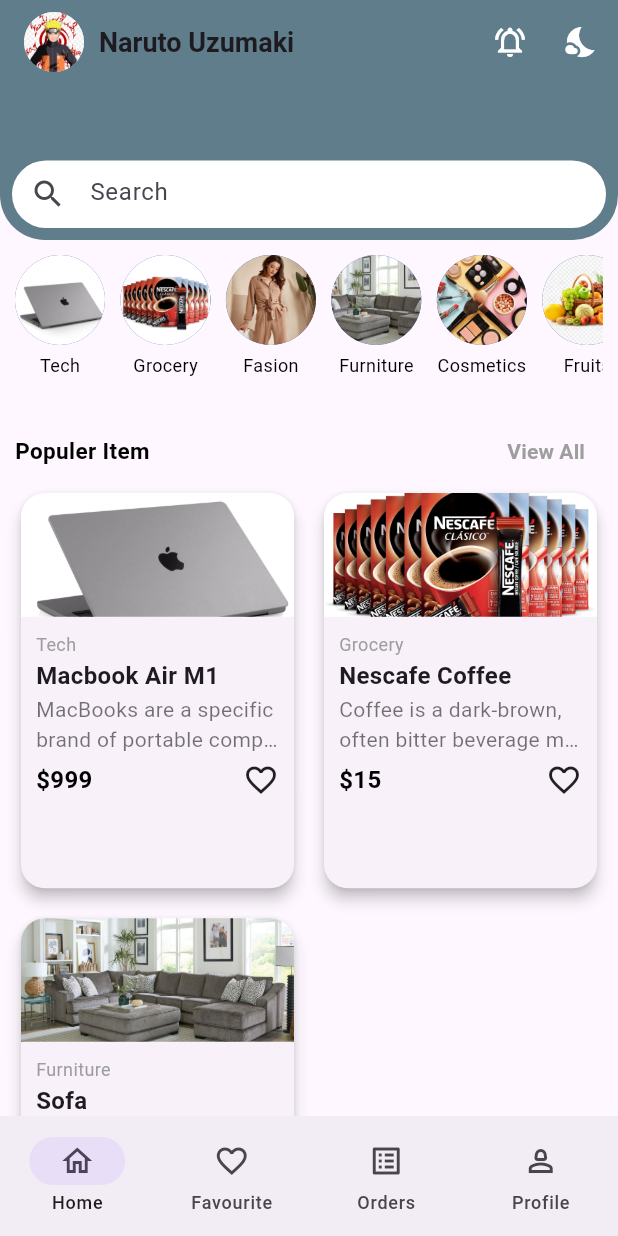
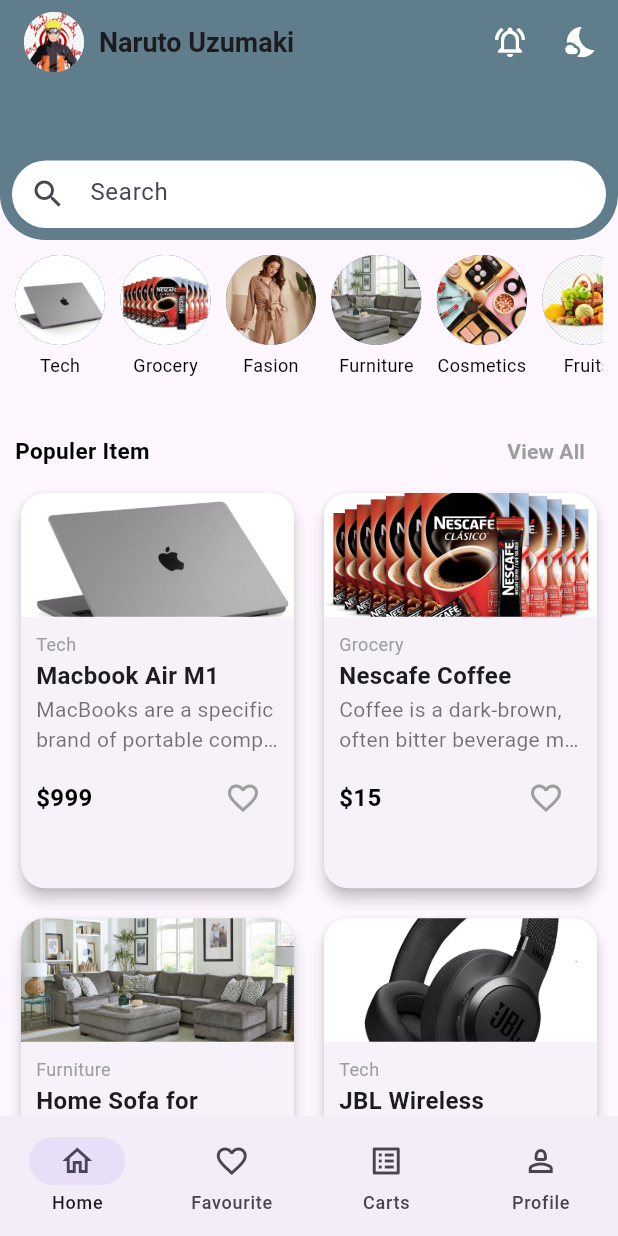
Before and after one commit to Sakib1286/E-commerce-App, a Flutter app: the screen it shows after launch, on a phone screen of 412 x 824 dp. Run offline on Flutter 3.47's test engine with Material 3 defaults, Android fonts, the phone set to English and light mode, and no system bars; our stand-ins replace flutter_bloc.

```diff
--- a/lib/Navigation_manu.dart
+++ b/lib/Navigation_manu.dart
@@ -1,5 +1,6 @@
 import 'package:flutter/material.dart';
 import 'package:flutter_bloc/flutter_bloc.dart';
+import 'package:quick_shopping/Presentation/Pages/App_Views/FavouritePage.dart';
 import 'package:quick_shopping/Presentation/Pages/App_Views/HomePage.dart';
 
 
@@ -9,7 +10,7 @@ class NavigationMenu extends StatelessWidget {
 
   final List<Widget> screens = const [
     Homepage(),
-      ColoredBox(color: Colors.purple),
+      FavouritePage(),
   ColoredBox(color: Colors.orange),
   ColoredBox(color: Colors.blue),
   ];
@@ -34,7 +35,7 @@ class NavigationMenu extends StatelessWidget {
                 NavigationDestination(
                     icon: Icon(Icons.favorite_border_outlined), label: 'Favourite'),
                 NavigationDestination(
-                    icon: Icon(Icons.list_alt_outlined), label: 'Orders'),
+                    icon: Icon(Icons.list_alt_outlined), label: 'Carts'),
                 NavigationDestination(
                     icon: Icon(Icons.person_2_outlined), label: 'Profile'),
               ],
--- a/lib/Presentation/CustomWidgets/Product_card.dart
+++ b/lib/Presentation/CustomWidgets/Product_card.dart
@@ -1,27 +1,26 @@
 import 'package:flutter/material.dart';
+import 'package:flutter_bloc/flutter_bloc.dart';
+import 'package:quick_shopping/Bloc/FavouriteCubit.dart';
+
+import '../../data/dart/Model.dart';
 
 class ProductCard extends StatelessWidget {
-  final String name;
-  final String category;
-  final String image;
-  final String description;
-  final String price;
 
-  const ProductCard({
-    super.key,
-    required this.name,
-    required this.category,
-    required this.image,
-    required this.description,
-    required this.price,
-  });
-
+  final Product product_;   // ✅ accept whole product model
+  final VoidCallback onTab;
+  const ProductCard({super.key, required this.product_, required this.onTab});
   @override
   Widget build(BuildContext context) {
     double ScreenHeight = MediaQuery.of(context).size.height;
     double ScreenWidth = MediaQuery.of(context).size.width;
-    return Card(
+
+    return GestureDetector(
+
+      onTap: onTab,
+      child: Card(
+
         elevation: 4,
+
         shape: RoundedRectangleBorder(borderRadius: BorderRadius.circular(16)),
         child: Column(
           crossAxisAlignment: CrossAxisAlignment.start,
@@ -30,7 +29,7 @@ class ProductCard extends StatelessWidget {
             ClipRRect(
               borderRadius: const BorderRadius.vertical(top: Radius.circular(16)),
               child: Image.asset(
-              image,
+                product_.image,
                 height: ScreenHeight*0.1,
                 width: double.infinity,
                 fit: BoxFit.cover,
@@ -42,9 +41,12 @@ class ProductCard extends StatelessWidget {
               child: Column(
                 crossAxisAlignment: CrossAxisAlignment.start,
                 children: [
+
+
+
                   // Category
                   Text(
-                  category,
+                    product_.category,
                     style: const TextStyle(
                       fontSize: 12,
                       color: Colors.grey,
@@ -55,7 +57,7 @@ class ProductCard extends StatelessWidget {
 
                   // Name
                   Text(
-                  name,
+                    product_.name,
                     style: const TextStyle(
                       fontSize: 16,
                       fontWeight: FontWeight.bold,
@@ -66,7 +68,7 @@ class ProductCard extends StatelessWidget {
 
                   // Description
                   Text(
-                  description,
+                    product_.description,
                     maxLines: 2,
                     overflow: TextOverflow.ellipsis,
                     style: const TextStyle(fontSize: 14, color: Colors.black54),
@@ -79,7 +81,7 @@ class ProductCard extends StatelessWidget {
                     mainAxisAlignment: MainAxisAlignment.spaceBetween,
                     children: [
                       Text(
-                      "\$$price",
+                        "\$${product_.price}",
                         style: const TextStyle(
                           fontSize: 16,
                           fontWeight: FontWeight.bold,
@@ -87,7 +89,37 @@ class ProductCard extends StatelessWidget {
                         ),
                       ),
 
-                    Icon(Icons.favorite_border_outlined)
+
+
+                      BlocBuilder<FavouriteCubit, List<Product>>(
+
+                          builder: (context,favourite){
+                            final isFav= favourite.contains(product_);
+
+                            return IconButton( icon: Icon(
+                            isFav
+                            ? Icons.favorite
+                                : Icons.favorite_border_outlined,
+                              color: isFav ? Colors.red : Colors.grey,
+                            ),
+                              onPressed: () {
+                                context
+                                    .read<FavouriteCubit>()
+                                    .toggleFavourite(product_);
+
+                                ScaffoldMessenger.of(context).showSnackBar(
+                                  SnackBar(
+                                    content: Text(isFav
+                                        ? "Removed from favourites"
+                                        : "Added to favourites successfully"),
+                                    duration: const Duration(seconds: 1),
+                                  ),
+                                );
+                              },
+                            );
+
+                          }
+                      )
                     ],
                   ),
 
@@ -96,6 +128,7 @@ class ProductCard extends StatelessWidget {
             ),
           ],
         ),
+      ),
     );
   }
 }
--- a/lib/Presentation/Pages/App_Views/HomePage.dart
+++ b/lib/Presentation/Pages/App_Views/HomePage.dart
@@ -1,4 +1,5 @@
 import 'package:flutter/material.dart';
+import 'package:quick_shopping/Presentation/Pages/App_Views/DetailsPage.dart';
 
 import '../../../data/dart/product_list.dart';
 import '../../CustomWidgets/CustomTextField.dart';
@@ -6,12 +7,14 @@ import '../../CustomWidgets/Custom_Cir_Container.dart';
 import '../../CustomWidgets/Product_card.dart';
 
 class Homepage extends StatelessWidget {
+
   const Homepage({super.key});
 
   @override
   Widget build(BuildContext context) {
     double ScreenHeight = MediaQuery.of(context).size.height;
     double ScreenWidth = MediaQuery.of(context).size.width;
+
     return Scaffold(
       appBar: PreferredSize(
         preferredSize: const Size.fromHeight(160),
@@ -110,13 +113,14 @@ class Homepage extends StatelessWidget {
                     ),
                     itemBuilder: (context, index) {
                       final product = products[index];
-                      return ProductCard(
-                        name: product.name,
-                        category: product.category,
-                        image: product.image,
-                        description: product.description,
-                        price: product.price,
-                      );
+                      return ProductCard(product_: products[index], onTab:  () {
+                        Navigator.push(
+                          context,
+                          MaterialPageRoute(
+                            builder: (context) => Detailspage(product: products[index]),
+                          ),
+                        );
+                      },);
                     },
                   ),
                 ],
--- /dev/null
+++ b/lib/data/dart/Model.dart
@@ -0,0 +1,18 @@
+// product.dart
+class Product {
+  final String name;
+  final String category;
+  final String image;
+  final String description;
+  final String details;
+  final String price;
+
+  Product({
+    required this.name,
+    required this.category,
+    required this.image,
+    required this.description,
+    required this.details,
+    required this.price,
+  });
+}
--- a/lib/data/dart/product_list.dart
+++ b/lib/data/dart/product_list.dart
@@ -1,25 +1,44 @@
-import '../../Presentation/CustomWidgets/Product_card.dart';
-
-final List<ProductCard> products = [
-  ProductCard(
+import 'Model.dart';
+final List<Product> products = [
+  Product(
     name: "Macbook Air M1",
     category: "Tech",
-    image:'assets/images/mac.jpg' ,
+    image: 'assets/images/mac.jpg',
     description: "MacBooks are a specific brand of portable computer",
+    details: "Lorem ipsum dolor sit amet,consectetur adipiscing elit, sed do eiusmod tempor incididunt ut labore et dolore magna aliqua. Ut enim ad minim veniam, quis nostrud exercitation ullamco laboris nisi ut aliquip ex ea commodo consequat.",
     price: "999",
   ),
-  ProductCard(
+  Product(
     name: "Nescafe Coffee",
     category: "Grocery",
-    image:'assets/images/coffee.jpg' ,
-    description: "Coffee is a dark-brown, often bitter beverage made by brewing roasted and ground beans from the tropical coffee plant",
+    image: 'assets/images/coffee.jpg',
+    description:
+    "Coffee is a dark-brown, often bitter beverage made by brewing roasted and ground beans",
+    details: "Lorem ipsum dolor sit amet,consectetur adipiscing elit, sed do eiusmod tempor incididunt ut labore et dolore magna aliqua. Ut enim ad minim veniam, quis nostrud exercitation ullamco laboris nisi ut aliquip ex ea commodo consequat.",
     price: "15",
   ),
-  ProductCard(
-    name: "Sofa",
+  Product(
+    name: "Home Sofa for Decoration",
     category: "Furniture",
-    image:'assets/images/furniture.jpg' ,
+    image: 'assets/images/furniture.jpg',
     description: "Soft Wood",
+    details: "Lorem ipsum dolor sit amet, consectetur adipiscing elit, sed do eiusmod tempor incididunt ut labore et dolore magna aliqua. Ut enim ad minim veniam, quis nostrud exercitation ullamco laboris nisi ut aliquip ex ea commodo consequat.",
     price: "200",
   ),
+  Product(
+    name: "JBL Wireless Headphone",
+    category: "Tech",
+    image: 'assets/images/jbl.jpg',
+    description: "Listen Your Favourite song endlessly",
+    details: "Lorem ipsum dolor sit amet, consectetur adipiscing elit, sed do eiusmod tempor incididunt ut labore et dolore magna aliqua. Ut enim ad minim veniam, quis nostrud exercitation ullamco laboris nisi ut aliquip ex ea commodo consequat.",
+    price: "80",
+  ),
+  Product(
+    name: "Travel Luggage",
+    category: "Bag",
+    image: 'assets/images/travel.jpg',
+    description: "Big luggage for 2 Person",
+    details: "Lorem ipsum dolor sit amet, consectetur adipiscing elit, sed do eiusmod tempor incididunt ut labore et dolore magna aliqua. Ut enim ad minim veniam, quis nostrud exercitation ullamco laboris nisi ut aliquip ex ea commodo consequat.",
+    price: "80",
+  ),
 ];
--- a/lib/main.dart
+++ b/lib/main.dart
@@ -1,6 +1,9 @@
 import 'package:flutter/material.dart';
+import 'package:flutter_bloc/flutter_bloc.dart';
+import 'package:quick_shopping/Bloc/FavouriteCubit.dart';
 import 'package:quick_shopping/Navigation_manu.dart';
 import 'package:quick_shopping/Presentation/Onboarding_page.dart';
+import 'package:quick_shopping/Presentation/Pages/App_Views/DetailsPage.dart';
 import 'package:quick_shopping/Presentation/Pages/Authantication/LoginPage.dart';
 import 'package:quick_shopping/Presentation/Pages/Authantication/RegisterPage.dart';
 import 'package:quick_shopping/Presentation/Pages/Authantication/Varification_page.dart';
@@ -17,14 +20,14 @@ class MyApp extends StatelessWidget {
   // This widget is the root of your application.
   @override
   Widget build(BuildContext context) {
-    return MaterialApp(
-      title: 'Flutter Demo',
-      debugShowCheckedModeBanner: false,
-      theme: ThemeData(
-
-        colorScheme: ColorScheme.fromSeed(seedColor: Colors.deepPurple),
+    return MultiBlocProvider(
+      providers: [
+        BlocProvider(create: (_) => FavouriteCubit()),
+      ],
+      child: MaterialApp(
+        debugShowCheckedModeBanner: false,
+        home: NavigationMenu(), // your main page
       ),
-      home: NavigationMenu(),
     );
   }
 }
```
Also changed, not shown: lib/Bloc/FavouriteCubit.dart (added, +22 -0 lines), lib/Presentation/Pages/App_Views/DetailsPage.dart (added, +196 -0 lines), lib/Presentation/Pages/App_Views/FavouritePage.dart (added, +61 -0 lines), assets/images/jbl.jpg (added). Lines whose indentation alone changed are shown as unchanged.
